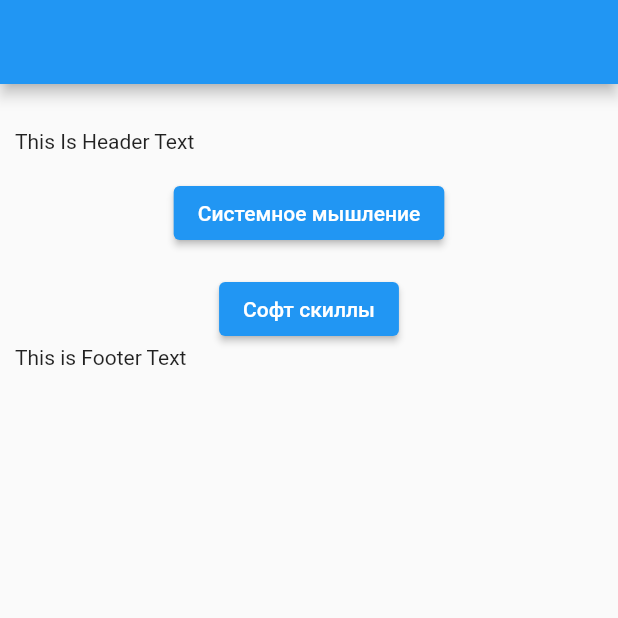
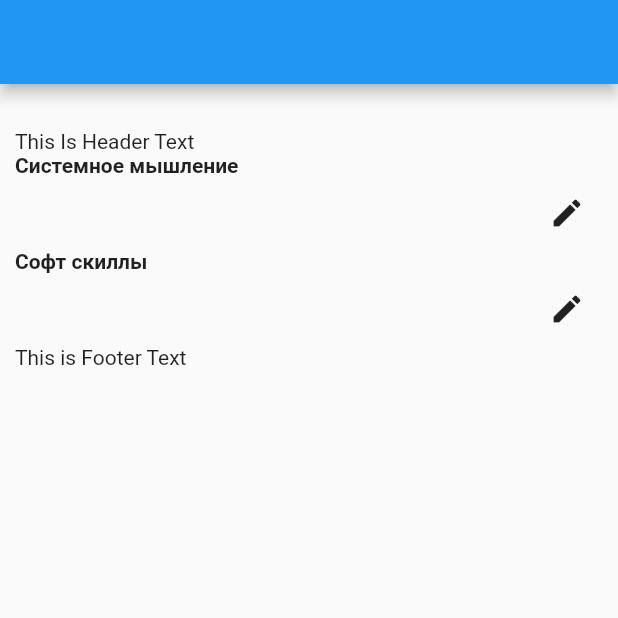
Before and after one commit to tresbon/hr_helper, a Flutter app: the screen it shows after launch, on a phone screen of 412 x 824 dp, the top half of it. Run offline on Flutter 3.47's test engine with Material 2 defaults, Android fonts, the phone set to English and light mode, and no system bars.

Commit message:
Formatted form

```diff
--- a/lib/ui/elements_list.dart
+++ b/lib/ui/elements_list.dart
@@ -26,6 +26,8 @@ class _TextElementsState extends State<TextElements> {
             child: ListBody(
               children: <Widget>[
                 TextField(
+                  keyboardType: TextInputType.multiline,
+                  maxLines: null,
                   controller: _contoller,
                   onSubmitted: (String value) => {_contoller.text = value},
                 ),
@@ -72,9 +74,19 @@ class _TextElementsState extends State<TextElements> {
           return Column(
             mainAxisSize: MainAxisSize.min,
             mainAxisAlignment: MainAxisAlignment.start,
+            crossAxisAlignment: CrossAxisAlignment.stretch,
             children: [
-              Text(textElements[mapKey]),
-              ElevatedButton(onPressed: () => {_showMyDialog(mapKey, textElements[mapKey])}, child: Text(mapKey))
+              Text(mapKey,
+              style: TextStyle(
+                fontWeight: FontWeight.bold
+              ),),
+              Row(
+                mainAxisAlignment: MainAxisAlignment.spaceBetween,
+                children: [
+                  Text(textElements[mapKey]),
+                  IconButton(icon: Icon(Icons.edit), onPressed: () => {_showMyDialog(mapKey, textElements[mapKey])})
+                ],
+              ),
             ],
           );
         });
```
